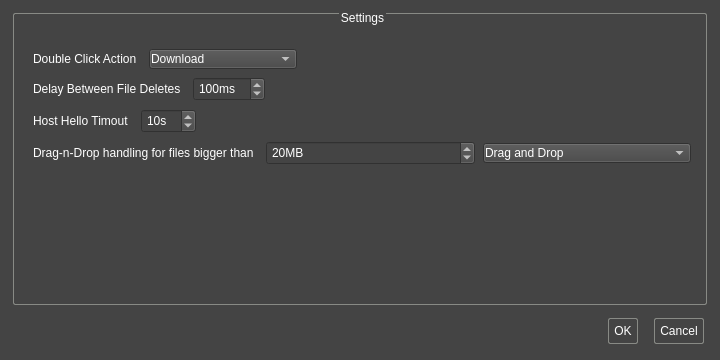
Above: ApolloExplorerPC/dialogpreferences.ui from ronybeck/ApolloExplorer before the change. Below: the same form after it.
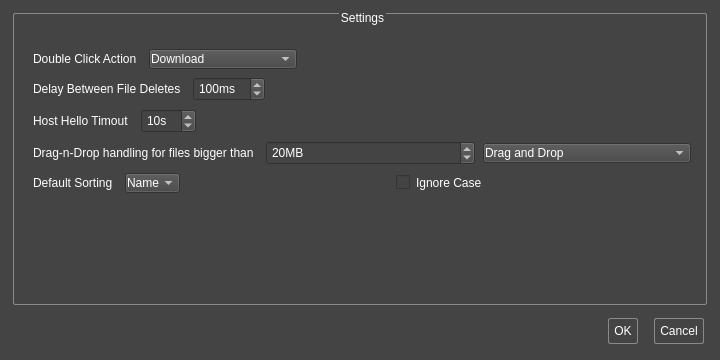
That is the form after the change. Icons and pictures are not drawn.

```diff
--- a/ApolloExplorerPC/dialogpreferences.ui
+++ b/ApolloExplorerPC/dialogpreferences.ui
@@ -315,6 +315,69 @@
         </item>
        </layout>
       </item>
+      <item>
+       <layout class="QHBoxLayout" name="horizontalLayout_5">
+        <item>
+         <widget class="QLabel" name="label_5">
+          <property name="text">
+           <string>Default Sorting</string>
+          </property>
+         </widget>
+        </item>
+        <item>
+         <widget class="QComboBox" name="comboBoxDefaultSort">
+          <item>
+           <property name="text">
+            <string>Name</string>
+           </property>
+          </item>
+          <item>
+           <property name="text">
+            <string>Type</string>
+           </property>
+          </item>
+          <item>
+           <property name="text">
+            <string>Size</string>
+           </property>
+          </item>
+         </widget>
+        </item>
+        <item>
+         <spacer name="horizontalSpacer_4">
+          <property name="orientation">
+           <enum>Qt::Horizontal</enum>
+          </property>
+          <property name="sizeHint" stdset="0">
+           <size>
+            <width>40</width>
+            <height>20</height>
+           </size>
+          </property>
+         </spacer>
+        </item>
+        <item>
+         <widget class="QCheckBox" name="checkBoxIgnoreCase">
+          <property name="text">
+           <string>Ignore Case</string>
+          </property>
+         </widget>
+        </item>
+        <item>
+         <spacer name="horizontalSpacer_5">
+          <property name="orientation">
+           <enum>Qt::Horizontal</enum>
+          </property>
+          <property name="sizeHint" stdset="0">
+           <size>
+            <width>40</width>
+            <height>20</height>
+           </size>
+          </property>
+         </spacer>
+        </item>
+       </layout>
+      </item>
       <item>
        <spacer name="verticalSpacer">
         <property name="orientation">
```
